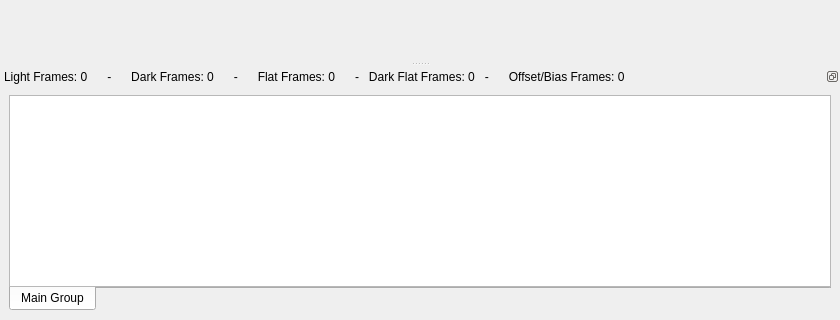
Qt form DeepSkyStacker/ui/StackingDlg.ui (deepskystacker/DSS) before a commit; both pictures show x 0 to 840 and y 300 to 620 of the 840 by 620 pixel window.
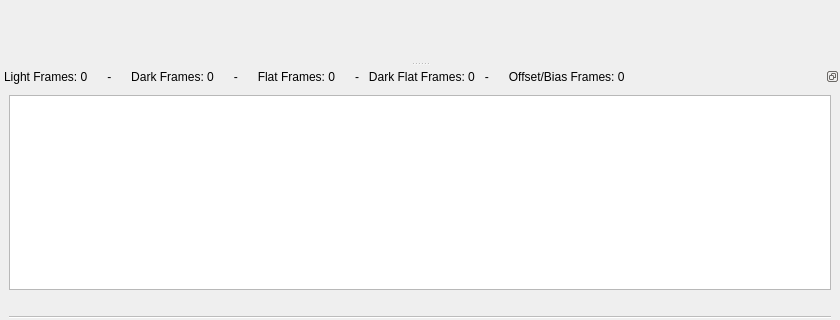
The same form after that commit. Icons and pictures are not drawn. Custom widgets are drawn as their Qt base class.

Commit message: Cosmetic changes to StackingDlg and change from use of QTabWidget to QTabBar

Patch:
```diff
--- a/DeepSkyStacker/ui/StackingDlg.ui
+++ b/DeepSkyStacker/ui/StackingDlg.ui
@@ -165,6 +165,9 @@
      <property name="spacing">
       <number>0</number>
      </property>
+     <property name="bottomMargin">
+      <number>2</number>
+     </property>
      <item>
       <widget class="QTableView" name="tableView">
        <property name="minimumSize">
@@ -188,7 +191,7 @@
       </widget>
      </item>
      <item>
-      <widget class="QTabWidget" name="tabWidget">
+      <widget class="QTabBar" name="tabBar" native="true">
        <property name="sizePolicy">
         <sizepolicy hsizetype="Expanding" vsizetype="Minimum">
          <horstretch>0</horstretch>
@@ -198,26 +201,15 @@
        <property name="minimumSize">
         <size>
          <width>0</width>
-         <height>0</height>
+         <height>28</height>
         </size>
        </property>
        <property name="maximumSize">
         <size>
          <width>16777215</width>
-         <height>24</height>
+         <height>28</height>
         </size>
        </property>
-       <property name="tabPosition">
-        <enum>QTabWidget::South</enum>
-       </property>
-       <property name="currentIndex">
-        <number>0</number>
-       </property>
-       <widget class="QWidget" name="tab">
-        <attribute name="title">
-         <string comment="IDS_MAINGROUP">Main Group</string>
-        </attribute>
-       </widget>
       </widget>
      </item>
     </layout>
@@ -243,6 +235,11 @@
    <header>imageview.h</header>
    <container>1</container>
   </customwidget>
+  <customwidget>
+   <class>QTabBar</class>
+   <extends>QWidget</extends>
+   <header>qtabbar.h</header>
+  </customwidget>
  </customwidgets>
  <resources>
   <include location="../resources.qrc"/>
```
Left out of the diff: 3 changed lines with no effect on the pictures. The commit also changes 2 other files.
